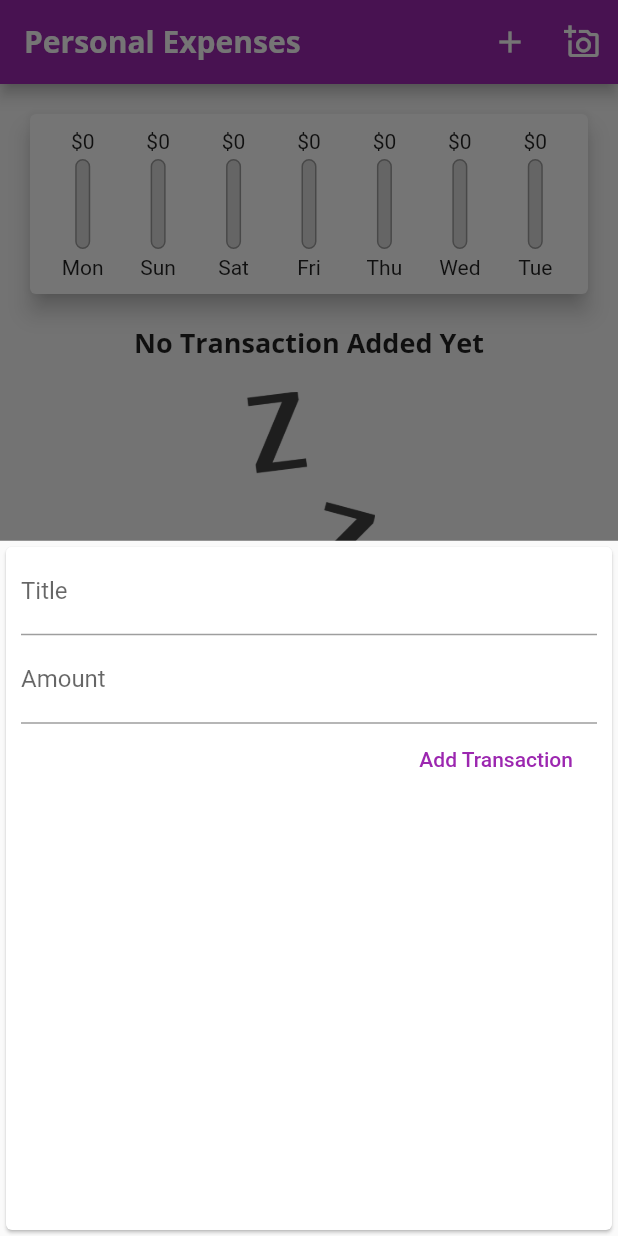
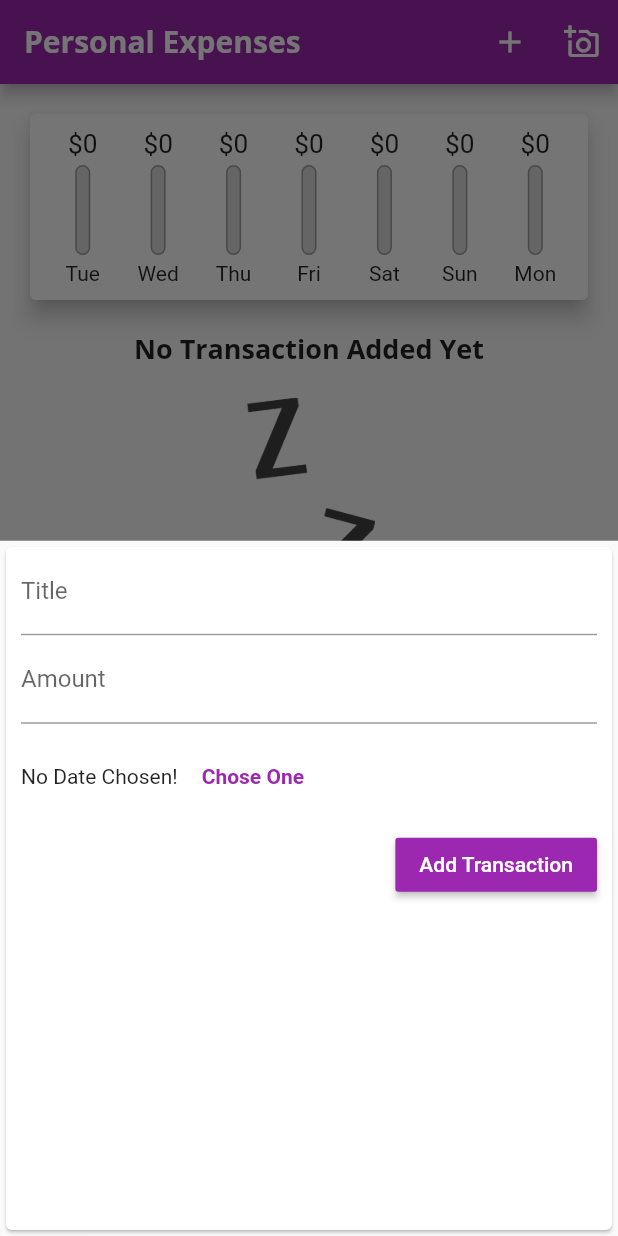
Before and after one commit to AMANSAINI7144/Expensce_Planner, a Flutter app: the screen it shows after launch, after a tap on the "add" icon, on a phone screen of 412 x 824 dp. Run offline on Flutter 3.47's test engine with Material 2 defaults, Android fonts, the phone set to English and light mode, and no system bars.

Commit message:
adding date button

```diff
--- a/lib/main.dart
+++ b/lib/main.dart
@@ -25,6 +25,11 @@ class Myapp extends StatelessWidget {
                 fontSize: 18,
                 fontWeight: FontWeight.bold,
               ),
+              /*
+              button: TextStyle(
+                color: Colors.white,
+              ),
+              */
             ),
         appBarTheme: AppBarTheme(
           textTheme: ThemeData.light().textTheme.copyWith(
--- a/lib/widgets/chart.dart
+++ b/lib/widgets/chart.dart
@@ -23,15 +23,15 @@ class Chart extends StatelessWidget {
           totalSum += recentTransaction[i].amount;
         }
       }
-
+    /*
       print(DateFormat.E().format(weekDay));
       print(totalSum);
-
+    */
       return {
         'day': DateFormat.E().format(weekDay),
         'amount': totalSum,
       };
-    });
+    }).reversed.toList();
   }
 
   double get totalSpending {
--- a/lib/widgets/chart_bar.dart
+++ b/lib/widgets/chart_bar.dart
@@ -12,10 +12,13 @@ class ChartBar extends StatelessWidget {
   Widget build(BuildContext context) {
     return Column(
       children: <Widget>[
-        FittedBox(
+        Container(
+          height: 20,
+          child: FittedBox(
             child: Text(
-                '\$${spendingAmount.toStringAsFixed(0)}',
+              '\$${spendingAmount.toStringAsFixed(0)}',
             ),
+          ),
         ),
         SizedBox(
           height: 4,
--- a/lib/widgets/new_transaction.dart
+++ b/lib/widgets/new_transaction.dart
@@ -1,3 +1,4 @@
+import 'package:flutter/cupertino.dart';
 import 'package:flutter/material.dart';
 
 class NewTransaction extends StatefulWidget {
@@ -34,8 +35,8 @@ class _NewTransactionState extends State<NewTransaction> {
     return Card(
       child: Container(
         padding: EdgeInsets.only(
-            left: 10,
-            right: 10,
+          left: 10,
+          right: 10,
         ),
         child: Column(
           crossAxisAlignment: CrossAxisAlignment.end,
@@ -55,12 +56,31 @@ class _NewTransactionState extends State<NewTransaction> {
               onSubmitted: (_) => submitData(),
               controller: amountcontroller,
             ),
-            FlatButton(
+            Container(
+              height: 70,
+              child: Row(
+                children: <Widget>[
+                  Text('No Date Chosen!'),
+                  FlatButton(
+                    textColor: Theme.of(context).primaryColor,
+                    child: Text(
+                        'Chose One',
+                      style: TextStyle(
+                        fontWeight: FontWeight.bold,
+                      ),
+                    ),
+                    onPressed: () {},
+                  )
+                ],
+              ),
+            ),
+            RaisedButton(
               onPressed: submitData,
               child: Text(
                 "Add Transaction",
-                style: TextStyle(color: Colors.purple),
               ),
+              color: Theme.of(context).primaryColor,
+              textColor: Colors.white,
             ),
           ],
         ),
```
Also changed, not shown: lib/widgets/transaction_list.dart (+17 -32 lines).
